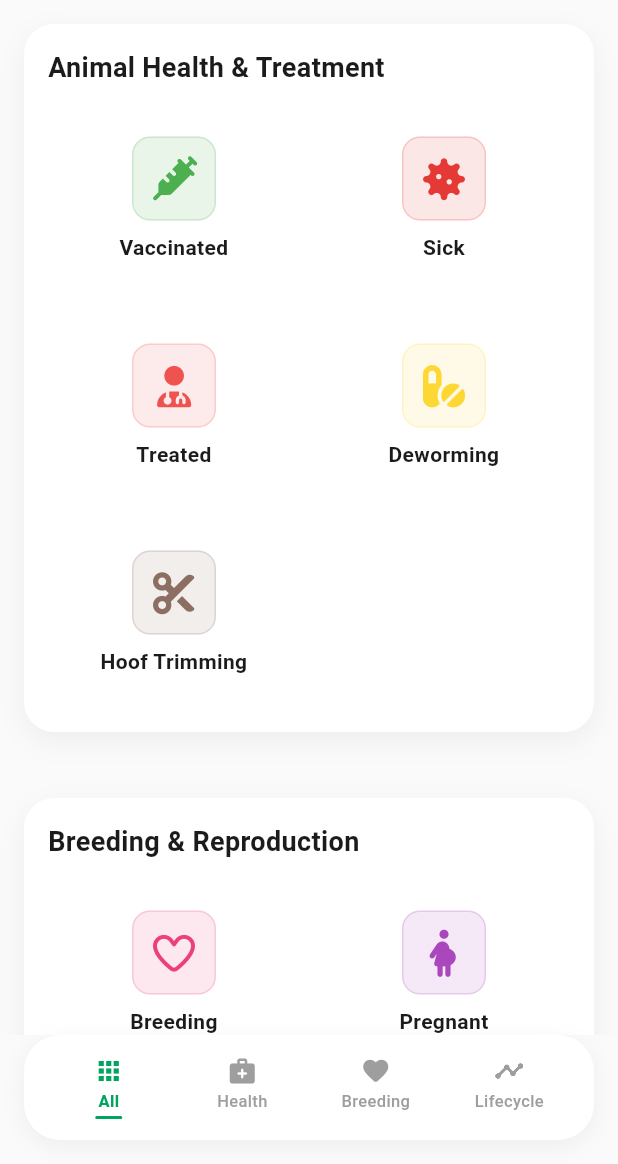
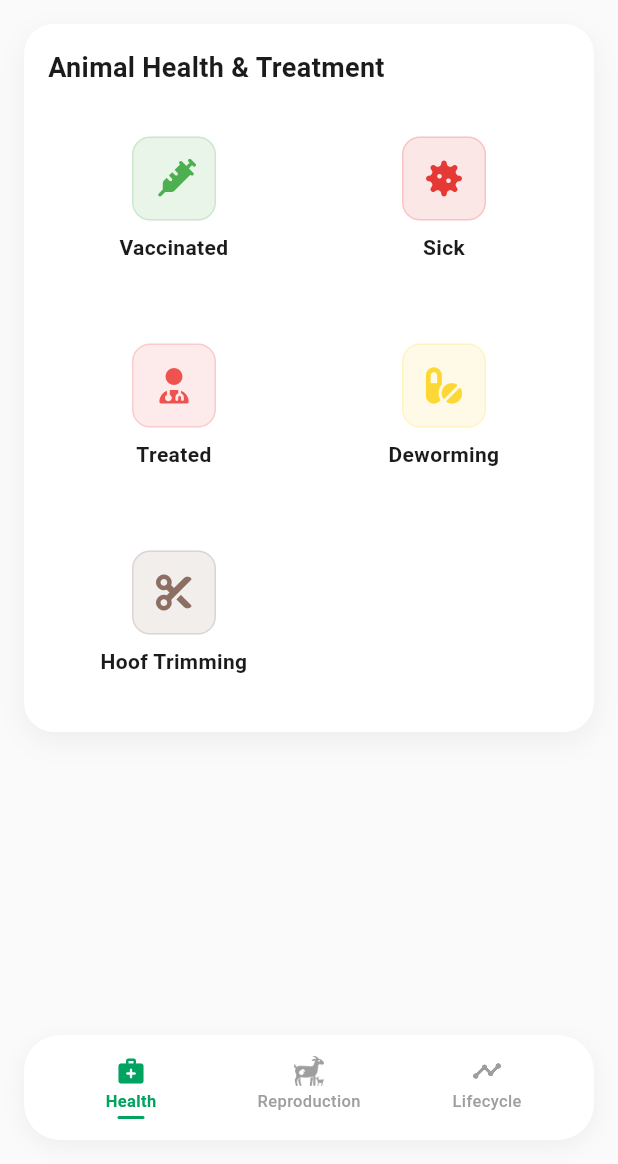
Before and after one commit to kaisachy/goat_tracer_app, a Flutter app: the HistoryScreen screen opened directly, on a phone screen of 412 x 824 dp, the part 72-1236 px from its top. Run offline on Flutter 3.47's test engine with Material 3 defaults, Android fonts, the phone set to English and light mode, and no system bars; our stand-ins replace fl_chart, flutter_secure_storage, font_awesome_flutter, image_picker, open_filex; accounts and stored records are empty; network calls fail.

Commit message:
modify the icon

```diff
--- a/lib/screens/nav/history/history_screen.dart
+++ b/lib/screens/nav/history/history_screen.dart
@@ -24,7 +24,7 @@ class _HistoryScreenState extends State<HistoryScreen> {
   String searchQuery = '';
   String selectedHistoryType = 'All';
   Set<int> expandedCards = <int>{};
-  String _addTabCategoryFilter = 'All'; // All, Health, Breeding, Lifecycle
+  String _addTabCategoryFilter = 'Health'; // Health, Reproduction, Lifecycle
 
   // All possible history types
   List<String> get historyTypes {
@@ -81,23 +81,19 @@ class _HistoryScreenState extends State<HistoryScreen> {
     return ListView(
       padding: const EdgeInsets.all(16),
       children: [
-        if ((_addTabCategoryFilter == 'All' || _addTabCategoryFilter == 'Health') && healthTypes.isNotEmpty)
+        if (_addTabCategoryFilter == 'Health' && healthTypes.isNotEmpty)
           _buildHistoryCategorySection(
             title: 'Animal Health & Treatment',
             subtitle: 'Record sickness, treatments, vaccinations, weighing, and other health-related events.',
             types: healthTypes,
           ),
-        if ((_addTabCategoryFilter == 'All' || _addTabCategoryFilter == 'Breeding') && breedingTypes.isNotEmpty)
-          const SizedBox(height: 24),
-        if ((_addTabCategoryFilter == 'All' || _addTabCategoryFilter == 'Breeding') && breedingTypes.isNotEmpty)
+        if (_addTabCategoryFilter == 'Reproduction' && breedingTypes.isNotEmpty)
           _buildHistoryCategorySection(
             title: 'Breeding & Reproduction',
             subtitle: 'Log breeding, pregnancies, kidding, and reproductive events.',
             types: breedingTypes,
           ),
-        if ((_addTabCategoryFilter == 'All' || _addTabCategoryFilter == 'Lifecycle') && lifecycleTypes.isNotEmpty)
-          const SizedBox(height: 24),
-        if ((_addTabCategoryFilter == 'All' || _addTabCategoryFilter == 'Lifecycle') && lifecycleTypes.isNotEmpty)
+        if (_addTabCategoryFilter == 'Lifecycle' && lifecycleTypes.isNotEmpty)
           _buildHistoryCategorySection(
             title: 'Animal Lifecycle Management',
             subtitle: 'Track dry-off, weaning, sales, losses, and other lifecycle changes.',
@@ -124,19 +120,15 @@ class _HistoryScreenState extends State<HistoryScreen> {
       child: Row(
         children: [
           _buildCategoryNavItem(
-            label: 'All',
-            value: 'All',
-            icon: Icons.apps_rounded,
-          ),
-          _buildCategoryNavItem(
             label: 'Health',
             value: 'Health',
             icon: Icons.medical_services_rounded,
           ),
           _buildCategoryNavItem(
-            label: 'Breeding',
-            value: 'Breeding',
+            label: 'Reproduction',
+            value: 'Reproduction',
             icon: Icons.favorite_rounded,
+            imagePath: 'assets/images/goat-icons/lactating_pregnant.png',
           ),
           _buildCategoryNavItem(
             label: 'Lifecycle',
@@ -152,6 +144,7 @@ class _HistoryScreenState extends State<HistoryScreen> {
     required String label,
     required String value,
     required IconData icon,
+    String? imagePath,
   }) {
     final bool selected = _addTabCategoryFilter == value;
     final Color activeColor = AppColors.vibrantGreen;
@@ -170,11 +163,27 @@ class _HistoryScreenState extends State<HistoryScreen> {
           child: Column(
             mainAxisSize: MainAxisSize.min,
             children: [
-              Icon(
-                icon,
-                size: 20,
-                color: selected ? activeColor : inactiveColor,
-              ),
+              imagePath != null
+                  ? Image.asset(
+                      imagePath,
+                      width: 20,
+                      height: 20,
+                      fit: BoxFit.contain,
+                      color: selected ? activeColor : inactiveColor,
+                      colorBlendMode: BlendMode.srcIn,
+                      errorBuilder: (context, error, stackTrace) {
+                        return Icon(
+                          icon,
+                          size: 20,
+                          color: selected ? activeColor : inactiveColor,
+                        );
+                      },
+                    )
+                  : Icon(
+                      icon,
+                      size: 20,
+                      color: selected ? activeColor : inactiveColor,
+                    ),
               const SizedBox(height: 2),
               Text(
                 label,
@@ -245,7 +254,6 @@ class _HistoryScreenState extends State<HistoryScreen> {
             itemBuilder: (gridContext, index) {
               final type = types[index];
               final color = HistoryTypeUtils.getHistoryColor(type);
-              final icon = HistoryTypeUtils.getHistoryIcon(type);
               return InkWell(
                 borderRadius: BorderRadius.circular(16),
                 onTap: () async {
@@ -281,7 +289,7 @@ class _HistoryScreenState extends State<HistoryScreen> {
                           borderRadius: BorderRadius.circular(12),
                           border: Border.all(color: color.withValues(alpha: 0.2)),
                         ),
-                        child: Icon(icon, color: color, size: 28),
+                        child: _buildHistoryIconForGrid(type, color),
                       ),
                       const SizedBox(height: 8),
                       Text(
@@ -1250,7 +1258,7 @@ class _HistoryScreenState extends State<HistoryScreen> {
                       borderRadius: BorderRadius.circular(12),
                       border: Border.all(color: historyColor.withValues(alpha: 0.3)),
                     ),
-                    child: Icon(HistoryTypeUtils.getHistoryIcon(historyType), color: historyColor, size: 24),
+                    child: _buildHistoryIcon(historyType, historyColor),
                   ),
                   const SizedBox(width: 16),
                   Expanded(
@@ -1379,6 +1387,46 @@ class _HistoryScreenState extends State<HistoryScreen> {
     );
   }
 
+  Widget _buildHistoryIcon(String historyType, Color color) {
+    final imagePath = HistoryTypeUtils.getHistoryImagePath(historyType);
+    if (imagePath != null) {
+      return Image.asset(
+        imagePath,
+        width: 18,
+        height: 18,
+        fit: BoxFit.contain,
+        color: color,
+        colorBlendMode: BlendMode.srcIn,
+        errorBuilder: (context, error, stackTrace) {
+          // Fallback to icon if image fails to load
+          return Icon(HistoryTypeUtils.getHistoryIcon(historyType), color: color, size: 24);
+        },
+      );
+    } else {
+      return Icon(HistoryTypeUtils.getHistoryIcon(historyType), color: color, size: 24);
+    }
+  }
+
+  Widget _buildHistoryIconForGrid(String historyType, Color color) {
+    final imagePath = HistoryTypeUtils.getHistoryImagePath(historyType);
+    return Center(
+      child: imagePath != null
+          ? Image.asset(
+              imagePath,
+              width: 24,
+              height: 24,
+              fit: BoxFit.contain,
+              color: color,
+              colorBlendMode: BlendMode.srcIn,
+              errorBuilder: (context, error, stackTrace) {
+                // Fallback to icon if image fails to load
+                return Icon(HistoryTypeUtils.getHistoryIcon(historyType), color: color, size: 24);
+              },
+            )
+          : Icon(HistoryTypeUtils.getHistoryIcon(historyType), color: color, size: 24),
+    );
+  }
+
   Widget _buildDetailRow(String label, String value) {
     return Row(
       crossAxisAlignment: CrossAxisAlignment.start,
--- a/lib/utils/history_type_utils.dart
+++ b/lib/utils/history_type_utils.dart
@@ -217,6 +217,32 @@ class HistoryTypeUtils {
     }
   }
 
+  /// Returns the image asset path for history types that use custom images
+  /// Returns null if the history type should use an icon instead
+  static String? getHistoryImagePath(String historyType) {
+    // Normalize the history type: trim whitespace, normalize multiple spaces, and convert to lowercase
+    final normalized = historyType.trim().toLowerCase().replaceAll(RegExp(r'\s+'), ' ');
+
+    // Handle "pregnant" history type
+    if (normalized == 'pregnant') {
+      return 'assets/images/goat-icons/pregnant_doe.png';
+    }
+
+    // Handle "gives birth" with various spacing/casing
+    // Check for exact match first, then handle variations
+    if (normalized == 'gives birth') {
+      return 'assets/images/goat-icons/lactating.png';
+    }
+
+    // Handle case where there's no space (e.g., "GivesBirth" from database)
+    final noSpace = normalized.replaceAll(' ', '');
+    if (noSpace == 'givesbirth') {
+      return 'assets/images/goat-icons/lactating.png';
+    }
+
+    return null;
+  }
+
   String formatDate(String? dateString) {
     if (dateString == null || dateString.isEmpty) return 'N/A';
     try {
```
Also changed, not shown: lib/screens/nav/goat/widgets/history/history_goat_tab_content.dart (+21 -1 lines), lib/screens/nav/goat/widgets/history/history_type_dropdown.dart (+43 -13 lines), assets/images/goat-icons/lactating.png (added), assets/images/goat-icons/lactating_pregnant.png (added).
